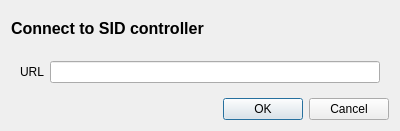
Old version of the form qt-gui/connectdialog.ui in the repository jgilje/reveller.
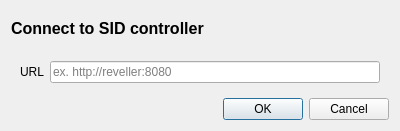
New version of the form.

Commit message: removed toolbars. add http:// - prefix if url doesn't include. closes #2

```diff
--- a/qt-gui/connectdialog.ui
+++ b/qt-gui/connectdialog.ui
@@ -42,7 +42,11 @@
        </widget>
       </item>
       <item row="1" column="1">
-       <widget class="QLineEdit" name="lineUrl"/>
+       <widget class="QLineEdit" name="lineUrl">
+        <property name="placeholderText">
+         <string>ex. http://reveller:8080</string>
+        </property>
+       </widget>
       </item>
      </layout>
     </widget>
```
Left out of the diff: 1 changed line with no effect on the pictures. The commit also changes 2 other files.
